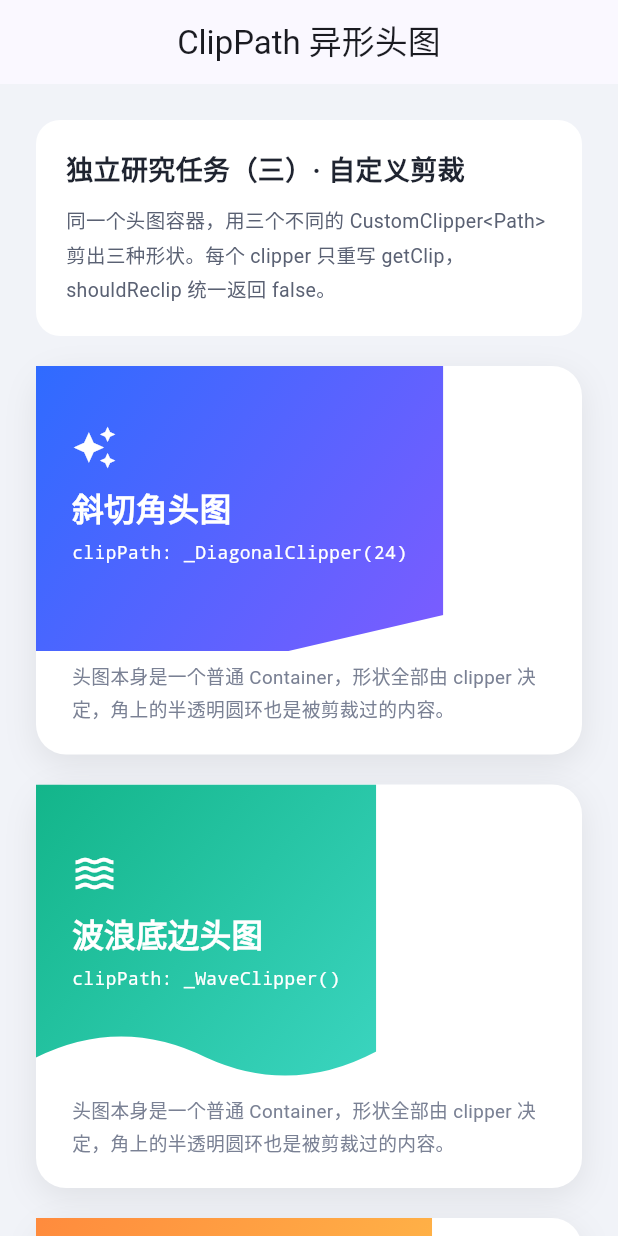
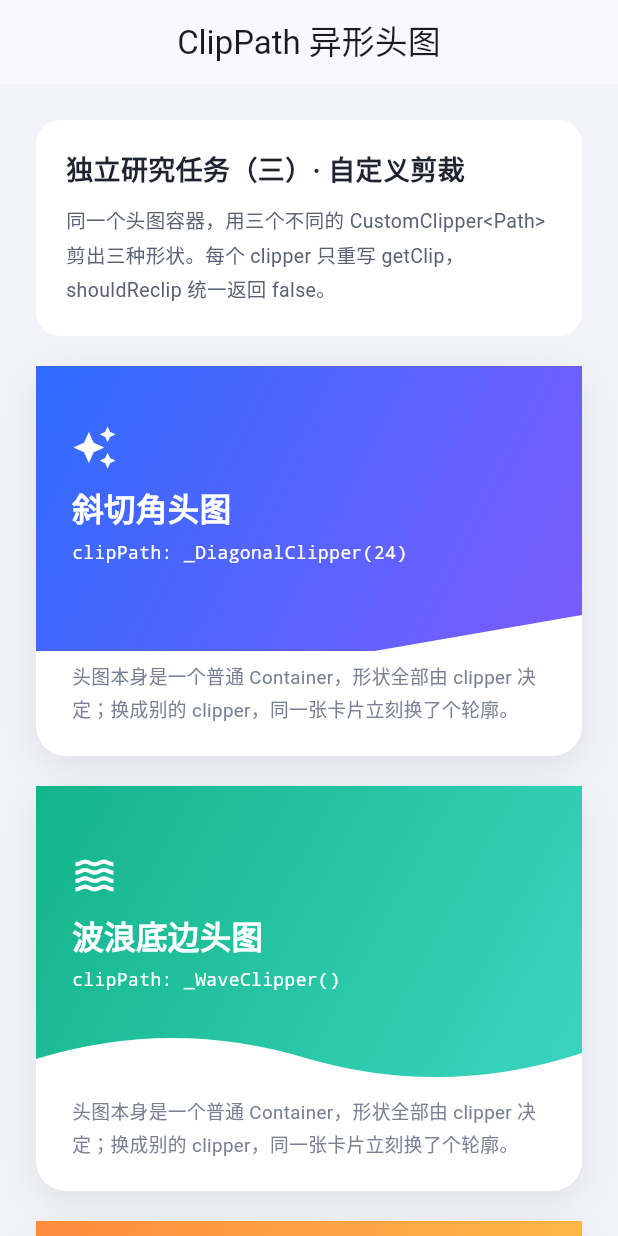
Before and after one commit to langjinbuhuitou/lecture6, a Flutter app: the screen it shows after launch, on a phone screen of 412 x 824 dp. Run offline on Flutter 3.47's test engine with Material 3 defaults, Android fonts, the phone set to English and light mode, and no system bars.

Commit message:
docs: 自定义剪裁探索过程与结论

```diff
--- a/clip_header_card/lib/main.dart
+++ b/clip_header_card/lib/main.dart
@@ -142,10 +142,11 @@ class _ClipCard extends StatelessWidget {
       child: Column(
         crossAxisAlignment: CrossAxisAlignment.start,
         children: [
-          // 头图区域：ClipPath 作用在这一层
+          // 头图区域：ClipPath 作用在这一层，宽度撑满卡片
           ClipPath(
             clipper: clipper,
             child: Container(
+              width: double.infinity,
               height: height,
               decoration: BoxDecoration(
                 gradient: LinearGradient(
@@ -187,8 +188,8 @@ class _ClipCard extends StatelessWidget {
           const Padding(
             padding: EdgeInsets.fromLTRB(24, 6, 24, 20),
             child: Text(
-              '头图本身是一个普通 Container，形状全部由 clipper 决定，'
-              '角上的半透明圆环也是被剪裁过的内容。',
+              '头图本身是一个普通 Container，形状全部由 clipper 决定；'
+              '换成别的 clipper，同一张卡片立刻换了个轮廓。',
               style: TextStyle(fontSize: 12.5, height: 1.7, color: Color(0xFF7A8194)),
             ),
           ),
```
Also changed, not shown: 1 other file.
